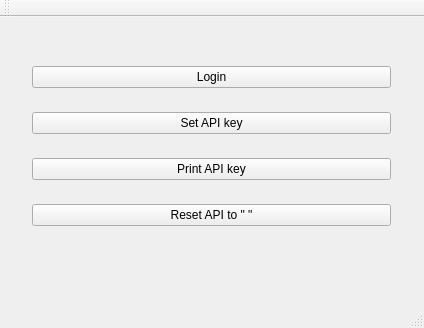
The window that OrbitalIVLE/mainwindow.ui (nicholasleeeee/IVLEDownloaderTests) describes before a commit, drawn with Qt 5.
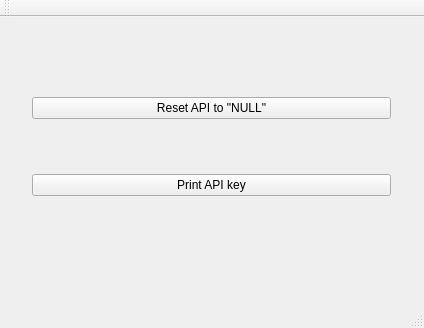
The same window after the commit.

Diff of the .ui file:
```diff
--- a/OrbitalIVLE/mainwindow.ui
+++ b/OrbitalIVLE/mainwindow.ui
@@ -14,7 +14,7 @@
    <string>MainWindow</string>
   </property>
   <widget class="QWidget" name="centralWidget">
-   <widget class="QWidget" name="">
+   <widget class="QWidget" name="layoutWidget">
     <property name="geometry">
      <rect>
       <x>21</x>
@@ -25,16 +25,9 @@
     </property>
     <layout class="QVBoxLayout" name="verticalLayout">
      <item>
-      <widget class="QPushButton" name="pushButton">
+      <widget class="QPushButton" name="pushButton_3">
        <property name="text">
-        <string>Login</string>
-       </property>
-      </widget>
-     </item>
-     <item>
-      <widget class="QPushButton" name="pushButton_2">
-       <property name="text">
-        <string>Set API key</string>
+        <string>Reset API to &quot;NULL&quot;</string>
        </property>
       </widget>
      </item>
@@ -45,13 +38,6 @@
        </property>
       </widget>
      </item>
-     <item>
-      <widget class="QPushButton" name="pushButton_3">
-       <property name="text">
-        <string>Reset API to &quot; &quot;</string>
-       </property>
-      </widget>
-     </item>
     </layout>
    </widget>
   </widget>
```
